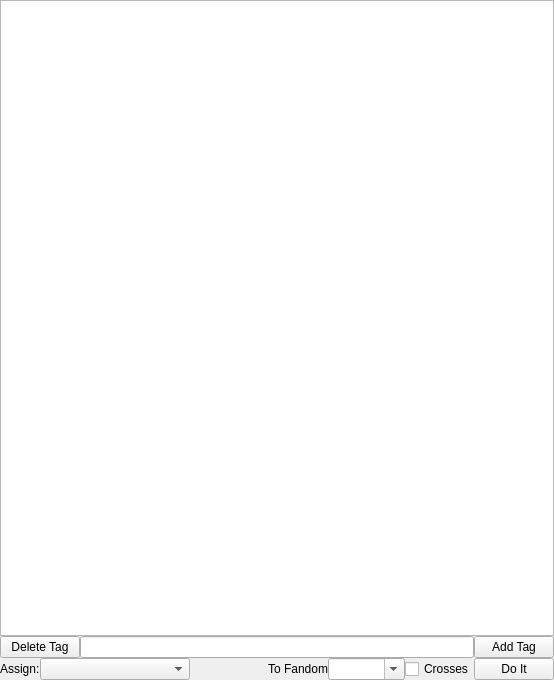
First picture: the form in UI/tagwidget.ui, repository Zeks/flipper, before the edit.
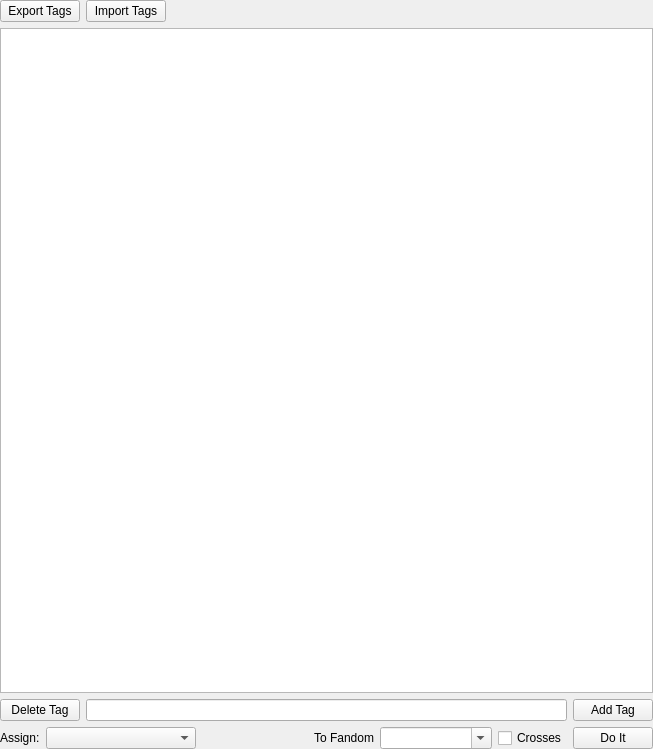
Second picture: the form after the edit.

Commit message: tag export/import seems to be working

The edit to the form file:
```diff
--- a/UI/tagwidget.ui
+++ b/UI/tagwidget.ui
@@ -6,8 +6,8 @@
    <rect>
     <x>0</x>
     <y>0</y>
-    <width>554</width>
-    <height>680</height>
+    <width>653</width>
+    <height>749</height>
    </rect>
   </property>
   <property name="sizePolicy">
@@ -32,34 +32,10 @@
    <property name="bottomMargin">
     <number>0</number>
    </property>
-   <property name="spacing">
-    <number>0</number>
-   </property>
-   <item row="0" column="0">
-    <widget class="QTextBrowser" name="edtTags"/>
-   </item>
    <item row="1" column="0">
-    <layout class="QHBoxLayout" name="horizontalLayout">
-     <item>
-      <widget class="QPushButton" name="pbDeleteTag">
-       <property name="text">
-        <string>Delete Tag</string>
-       </property>
-      </widget>
-     </item>
-     <item>
-      <widget class="QLineEdit" name="leTag"/>
-     </item>
-     <item>
-      <widget class="QPushButton" name="pbAddTag">
-       <property name="text">
-        <string>Add Tag</string>
-       </property>
-      </widget>
-     </item>
-    </layout>
+    <widget class="QTextBrowser" name="edtTags"/>
    </item>
-   <item row="2" column="0">
+   <item row="3" column="0">
     <layout class="QHBoxLayout" name="horizontalLayout_2">
      <item>
       <widget class="QLabel" name="label">
@@ -133,8 +109,57 @@
      </item>
     </layout>
    </item>
-   <item row="3" column="0">
-    <widget class="QWidget" name="wdgControls" native="true"/>
+   <item row="2" column="0">
+    <layout class="QHBoxLayout" name="horizontalLayout">
+     <item>
+      <widget class="QPushButton" name="pbDeleteTag">
+       <property name="text">
+        <string>Delete Tag</string>
+       </property>
+      </widget>
+     </item>
+     <item>
+      <widget class="QLineEdit" name="leTag"/>
+     </item>
+     <item>
+      <widget class="QPushButton" name="pbAddTag">
+       <property name="text">
+        <string>Add Tag</string>
+       </property>
+      </widget>
+     </item>
+    </layout>
+   </item>
+   <item row="0" column="0">
+    <layout class="QHBoxLayout" name="horizontalLayout_3">
+     <item>
+      <widget class="QPushButton" name="pbTagExport">
+       <property name="text">
+        <string>Export Tags</string>
+       </property>
+      </widget>
+     </item>
+     <item>
+      <widget class="QPushButton" name="pbTagImport">
+       <property name="text">
+        <string>Import Tags</string>
+       </property>
+      </widget>
+     </item>
+     <item>
+      <spacer name="horizontalSpacer_2">
+       <property name="orientation">
+        <enum>Qt::Horizontal</enum>
+       </property>
+       <property name="sizeHint" stdset="0">
+        <size>
+         <width>40</width>
+         <height>20</height>
+        </size>
+       </property>
+      </spacer>
+     </item>
+    </layout>
    </item>
   </layout>
   <zorder>edtTags</zorder>
```
Left out of the diff: 5 changed lines with no effect on the pictures. The commit also changes 14 other files.
